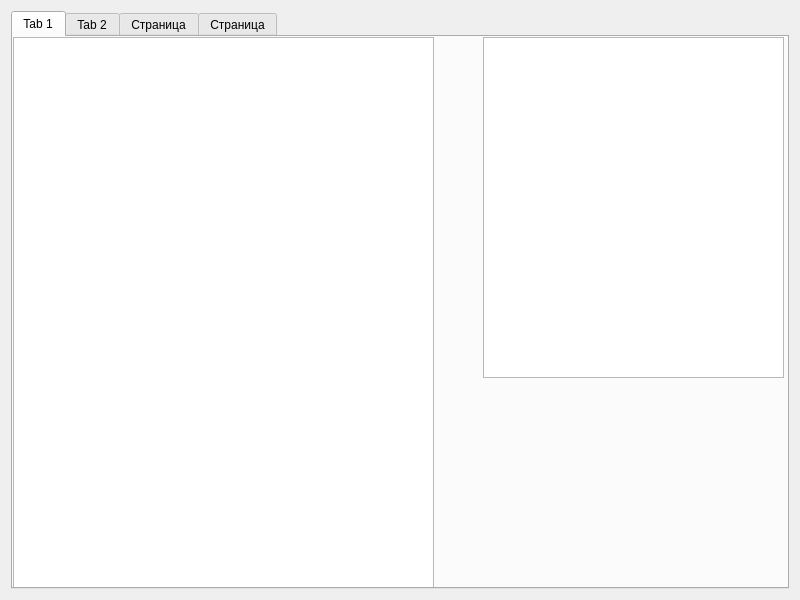
mikkk-0/Sklad, file model.ui: the form before one commit.
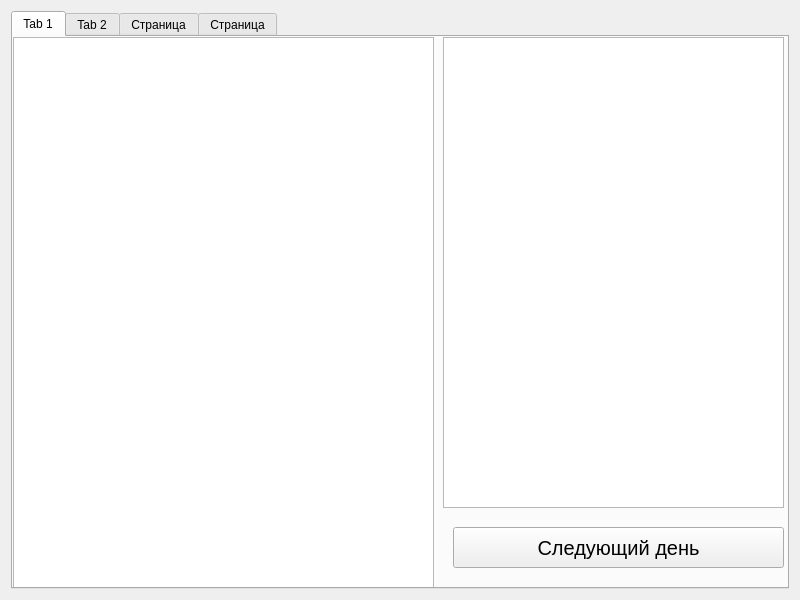
The form after the commit. The open tabs and pages were chosen to show the change.

Diff of the .ui file:
```diff
--- a/model.ui
+++ b/model.ui
@@ -36,13 +36,31 @@
       <widget class="QTextEdit" name="textEdit">
        <property name="geometry">
         <rect>
-         <x>470</x>
+         <x>430</x>
          <y>0</y>
-         <width>301</width>
-         <height>341</height>
+         <width>341</width>
+         <height>471</height>
         </rect>
        </property>
       </widget>
+      <widget class="QPushButton" name="nextDay">
+       <property name="geometry">
+        <rect>
+         <x>440</x>
+         <y>490</y>
+         <width>331</width>
+         <height>41</height>
+        </rect>
+       </property>
+       <property name="font">
+        <font>
+         <pointsize>15</pointsize>
+        </font>
+       </property>
+       <property name="text">
+        <string>Следующий день</string>
+       </property>
+      </widget>
      </widget>
      <widget class="QWidget" name="tab_2">
       <attribute name="title">
```
Left out of the diff: 6 changed lines with no effect on the pictures.
